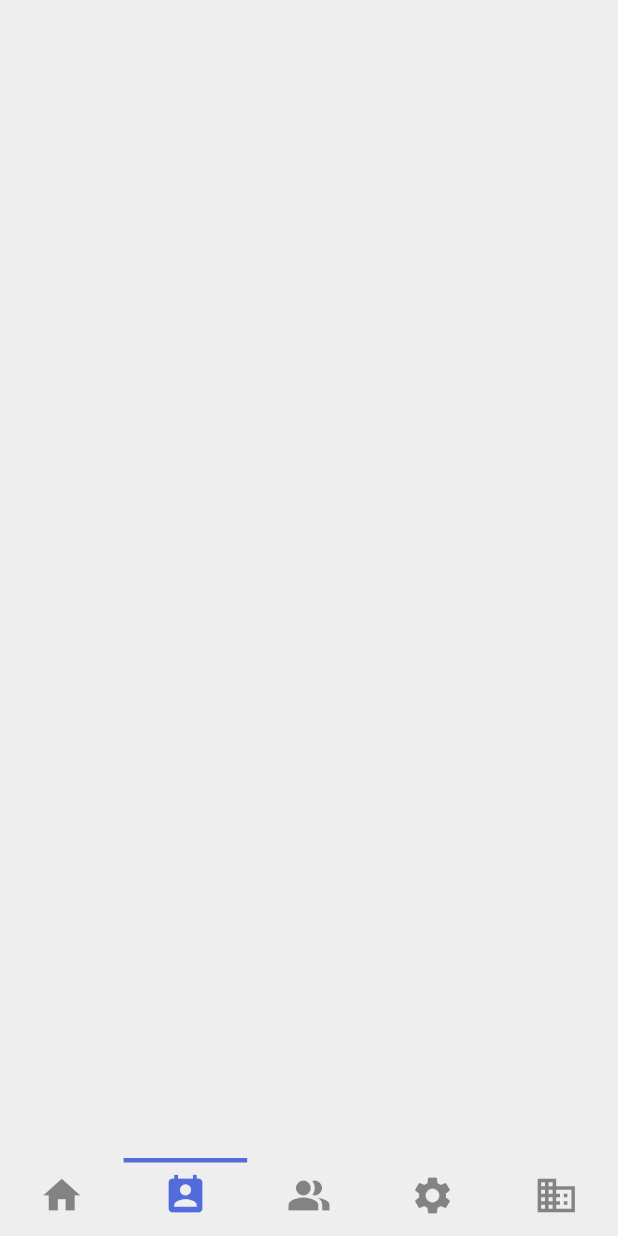
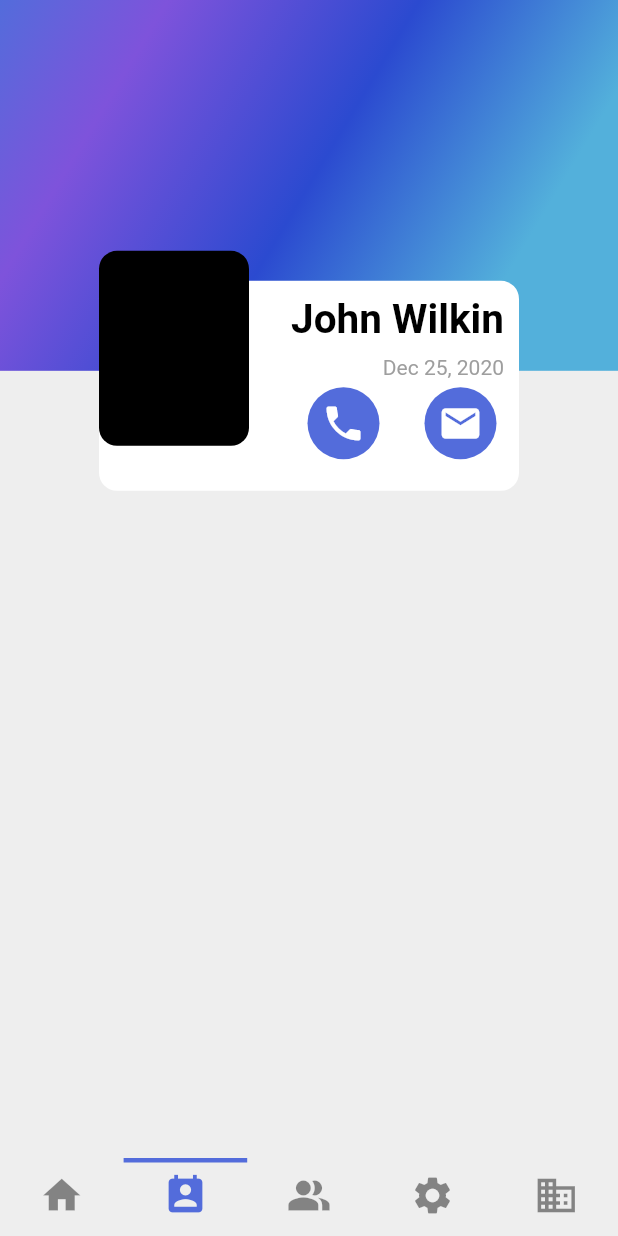
Before and after one commit to andrem122/NovaOneAppFlutter, a Flutter app: the screen it shows after launch, item 2 of the bottom bar chosen, on a phone screen of 412 x 824 dp. Run offline on Flutter 3.47's test engine with Material 2 defaults, Android fonts, the phone set to English and light mode, and no system bars; our stand-ins replace charts_flutter, device_preview.

```diff
--- /dev/null
+++ b/lib/screens/leadDetail/leadDetailMobile.dart
@@ -0,0 +1,22 @@
+import 'package:flutter/material.dart';
+import 'package:novaone/models/models.dart';
+import 'package:novaone/widgets/widgets.dart';
+
+class LeadDetailMobilePortrait extends StatelessWidget {
+  final Lead lead;
+
+  const LeadDetailMobilePortrait({Key key, this.lead}) : super(key: key);
+  @override
+  Widget build(BuildContext context) {
+    return CustomScrollView(
+      slivers: <Widget>[
+        SliverToBoxAdapter(
+          child: LeadDetailHeader(
+            lead: lead,
+            containerDecimalHeight: 0.30,
+          ),
+        ),
+      ],
+    );
+  }
+}
--- a/lib/screens/nav/navScreen.dart
+++ b/lib/screens/nav/navScreen.dart
@@ -1,8 +1,10 @@
 import 'package:flutter/material.dart';
 import 'package:novaone/responsive/orientationLayout.dart';
 import 'package:novaone/responsive/screenTypeLayout.dart';
-import 'package:novaone/screens/home/homeScreenMobile.dart';
+import 'package:novaone/screens/screens.dart';
 import 'package:novaone/widgets/widgets.dart';
+
+import '../../testData.dart';
 
 class NavScreen extends StatefulWidget {
   @override
@@ -17,7 +19,11 @@ class _NavScreenState extends State<NavScreen> {
         landscape: HomeMobileLandscape(),
       ),
     ),
-    Scaffold(),
+    ScreenTypeLayout(
+      mobile: OrientationLayout(
+        portrait: LeadDetailMobilePortrait(lead: recentLeads[0]),
+      ),
+    ),
     Scaffold(),
     Scaffold(),
     Scaffold(),
--- a/lib/screens/screens.dart
+++ b/lib/screens/screens.dart
@@ -1,2 +1,3 @@
 export 'nav/navScreen.dart';
 export 'home/homeScreenMobile.dart';
+export 'leadDetail/leadDetailMobile.dart';
--- /dev/null
+++ b/lib/widgets/leadDetailHeader.dart
@@ -0,0 +1,104 @@
+import 'package:flutter/material.dart';
+import 'package:novaone/models/models.dart';
+import 'package:novaone/widgets/widgets.dart';
+
+import '../constants.dart';
+import '../palette.dart';
+
+class LeadDetailHeader extends StatelessWidget {
+  final double containerDecimalHeight;
+  final Lead lead;
+
+  const LeadDetailHeader(
+      {Key key, @required this.containerDecimalHeight, @required this.lead})
+      : super(key: key);
+  @override
+  Widget build(BuildContext context) {
+    return Stack(
+      overflow: Overflow.visible,
+      children: [
+        Container(
+          padding: const EdgeInsets.all(defaultPadding),
+          decoration: BoxDecoration(
+            gradient: Palette.greetingContainerGradient,
+          ),
+          height: MediaQuery.of(context).size.height *
+              containerDecimalHeight, // 30% percent height of the device
+        ),
+        Positioned.fill(
+          bottom: -80,
+          child: Align(
+            alignment: Alignment.bottomCenter,
+            child: Stack(
+              overflow: Overflow.visible,
+              children: [
+                Container(
+                  width: 280,
+                  height: 140,
+                  padding: const EdgeInsets.all(defaultPadding),
+                  child: Container(
+                    child: Column(
+                      crossAxisAlignment: CrossAxisAlignment.end,
+                      children: <Widget>[
+                        Text(
+                          lead.name,
+                          overflow: TextOverflow.ellipsis,
+                          style: TextStyle(
+                              color: Colors.black,
+                              fontWeight: FontWeight.bold,
+                              fontSize: 27),
+                        ),
+                        const SizedBox(
+                          height: 8,
+                        ),
+                        Text(
+                          'Dec 25, 2020',
+                          style: TextStyle(color: Colors.grey[500]),
+                        ),
+                        Row(
+                          mainAxisAlignment: MainAxisAlignment.end,
+                          children: <Widget>[
+                            CircleButton(
+                              iconData: Icons.phone,
+                              onPressed: () => print('Calling lead'),
+                              backgroundColor: Palette.primaryColor,
+                              iconColor: Colors.white,
+                            ),
+                            const SizedBox(
+                              width: 20,
+                            ),
+                            CircleButton(
+                              iconData: Icons.email,
+                              onPressed: () => print('Calling lead'),
+                              backgroundColor: Palette.primaryColor,
+                              iconColor: Colors.white,
+                            )
+                          ],
+                        )
+                      ],
+                    ),
+                  ),
+                  decoration: BoxDecoration(
+                      color: Colors.white,
+                      borderRadius: BorderRadius.circular(borderRadius)),
+                ),
+                Positioned.fill(
+                    top: -20,
+                    child: Align(
+                      alignment: Alignment.topLeft,
+                      child: Container(
+                        width: 100,
+                        height: 130,
+                        decoration: BoxDecoration(
+                            color: Colors.black,
+                            borderRadius: BorderRadius.circular(borderRadius)),
+                      ),
+                    ))
+              ],
+            ),
+          ),
+        )
+      ],
+    );
+  }
+}
--- a/lib/widgets/widgets.dart
+++ b/lib/widgets/widgets.dart
@@ -4,3 +4,4 @@ export 'infoCard.dart';
 export 'recentLeads.dart';
 export 'recentAppointments.dart';
 export 'customTabBar.dart';
+export 'leadDetailHeader.dart';
```
